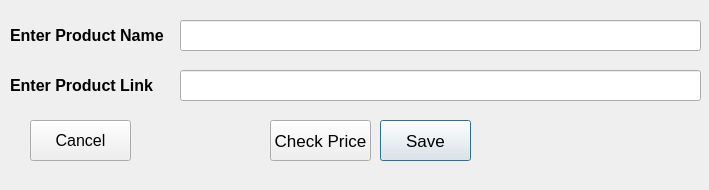
This is UI/AddProduct.ui in rishav-karanjit/WatchMen-keep-track-of-your-shopping-list as Qt 5 draws it before an edit. The edited form follows.
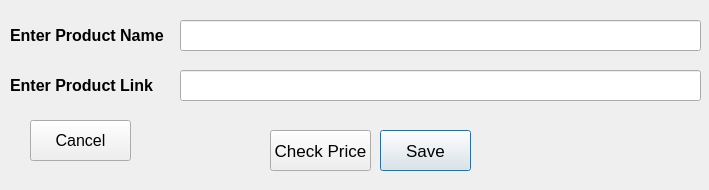
This is the edited form.

The edit to the form file:
```diff
--- a/UI/AddProduct.ui
+++ b/UI/AddProduct.ui
@@ -13,11 +13,14 @@
   <property name="windowTitle">
    <string>Add Product</string>
   </property>
+  <property name="styleSheet">
+   <string notr="true"/>
+  </property>
   <widget class="QPushButton" name="Save">
    <property name="geometry">
     <rect>
      <x>380</x>
-     <y>120</y>
+     <y>130</y>
      <width>91</width>
      <height>41</height>
     </rect>
@@ -95,7 +98,7 @@
    <property name="geometry">
     <rect>
      <x>270</x>
-     <y>120</y>
+     <y>130</y>
      <width>101</width>
      <height>41</height>
     </rect>
```
